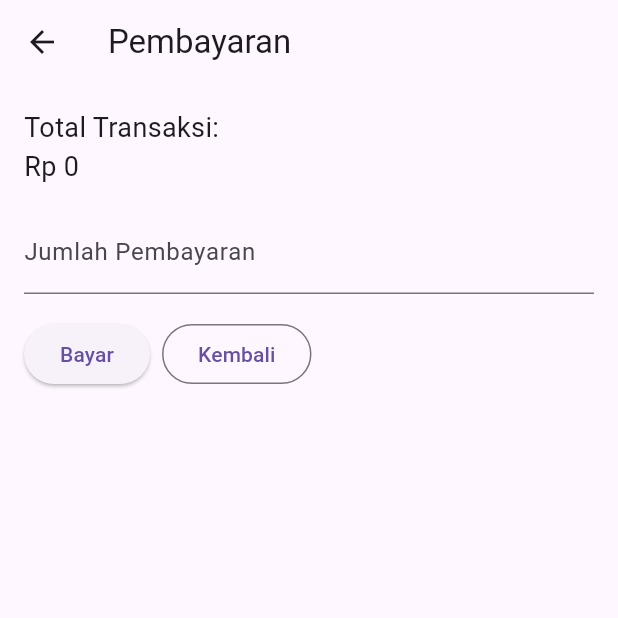
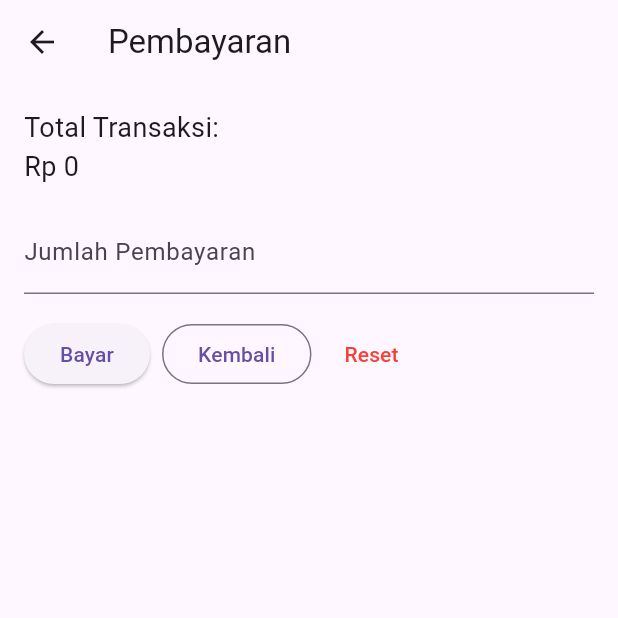
Before and after one commit to EPatha/app_E-Commerce_flutter, a Flutter app: the DashboardScreen screen opened by its route, after a tap on "Total:", on a phone screen of 412 x 824 dp, the top half of it. Run offline on Flutter 3.47's test engine with Material 3 defaults, Android fonts, the phone set to English and light mode, and no system bars; our stand-ins replace shared_preferences; accounts and stored records are empty.

Commit message:
add feature reset invoice

```diff
--- a/lib/screens/dashboard_screen.dart
+++ b/lib/screens/dashboard_screen.dart
@@ -93,6 +93,12 @@ class _DashboardScreenState extends State<DashboardScreen> {
               }
             },
           ),
+          // Quick access button to call the seller (Call Center)
+          IconButton(
+            icon: const Icon(Icons.call),
+            tooltip: 'Call Center',
+            onPressed: () => _openDialer('+6282114488418'),
+          ),
           // Quick access button to open WhatsApp chat
           IconButton(
             icon: const Icon(Icons.chat, color: Colors.green),
@@ -176,8 +182,16 @@ class _DashboardScreenState extends State<DashboardScreen> {
       ),
       bottomNavigationBar: GestureDetector(
         onTap: () {
-          // open payment form
-          Navigator.of(context).push(MaterialPageRoute(builder: (_) => PaymentScreen(total: _total)));
+          // open payment form and pass a reset callback to clear cart
+          Navigator.of(context).push(MaterialPageRoute(builder: (_) => PaymentScreen(
+                total: _total,
+                onReset: () {
+                  setState(() {
+                    _cart.clear();
+                  });
+                  ScaffoldMessenger.of(context).showSnackBar(const SnackBar(content: Text('Keranjang telah direset')));
+                },
+              )));
         },
         child: Container(
           color: Colors.blueGrey[50],
--- a/lib/screens/payment_screen.dart
+++ b/lib/screens/payment_screen.dart
@@ -3,7 +3,8 @@ import 'package:flutter/material.dart';
 class PaymentScreen extends StatefulWidget {
   static const routeName = '/payment';
   final double total;
-  const PaymentScreen({Key? key, this.total = 0.0}) : super(key: key);
+  final VoidCallback? onReset;
+  const PaymentScreen({Key? key, this.total = 0.0, this.onReset}) : super(key: key);
 
   @override
   State<PaymentScreen> createState() => _PaymentScreenState();
@@ -61,6 +62,28 @@ class _PaymentScreenState extends State<PaymentScreen> {
                 ElevatedButton(onPressed: _processPayment, child: const Text('Bayar')),
                 const SizedBox(width: 8),
                 OutlinedButton(onPressed: () => Navigator.of(context).pop(), child: const Text('Kembali')),
+                const SizedBox(width: 8),
+                if (widget.onReset != null)
+                  TextButton(
+                    onPressed: () async {
+                      final confirm = await showDialog<bool>(
+                        context: context,
+                        builder: (_) => AlertDialog(
+                          title: const Text('Reset Pesanan'),
+                          content: const Text('Yakin ingin mereset total/keranjang?'),
+                          actions: [
+                            TextButton(onPressed: () => Navigator.of(context).pop(false), child: const Text('Batal')),
+                            TextButton(onPressed: () => Navigator.of(context).pop(true), child: const Text('Reset')),
+                          ],
+                        ),
+                      );
+                      if (confirm == true) {
+                        widget.onReset!();
+                        Navigator.of(context).pop();
+                      }
+                    },
+                    child: const Text('Reset', style: TextStyle(color: Colors.red)),
+                  ),
               ],
             ),
             const SizedBox(height: 16),
```
